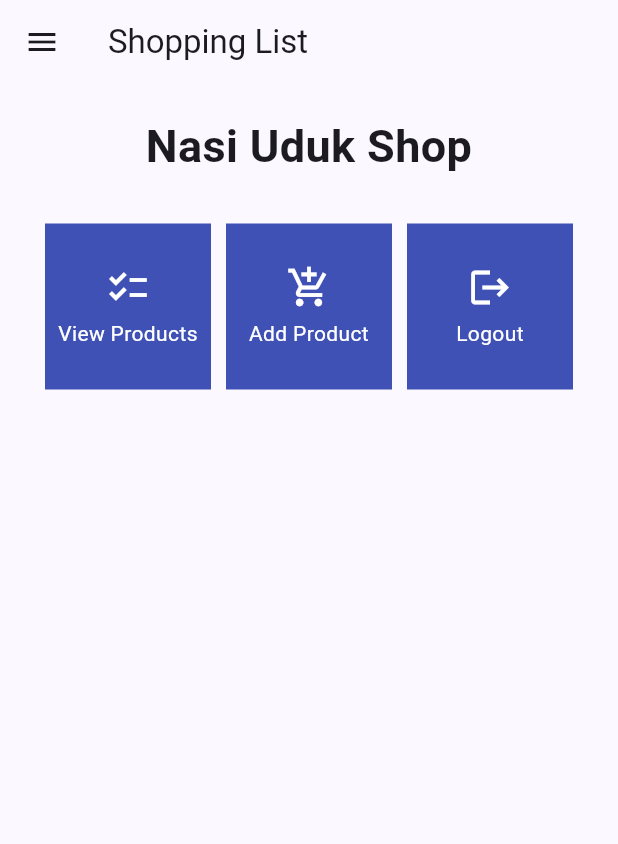
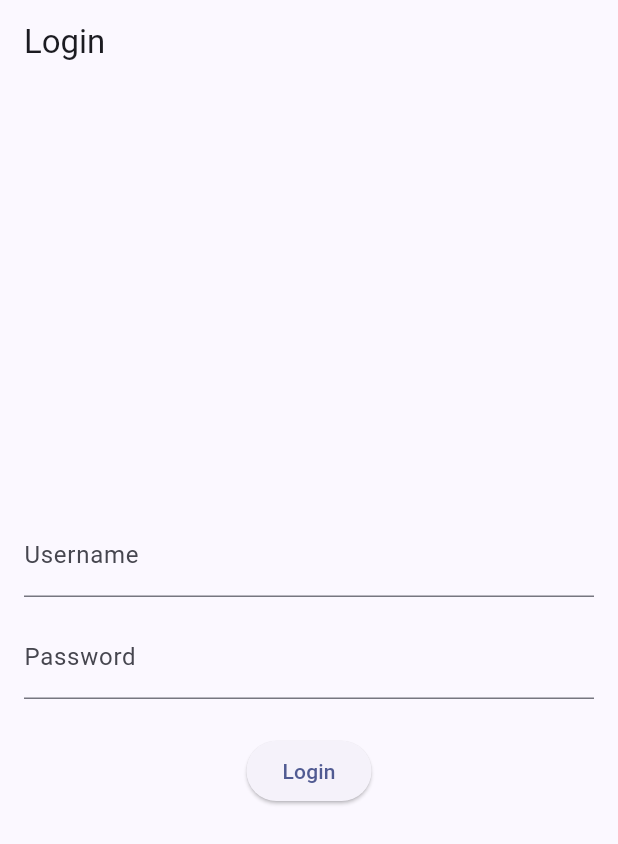
Before and after one commit to goosetea04/shopping-list-flutter, a Flutter app: the screen it shows after launch, on a phone screen of 412 x 824 dp. Shown: the top 844 px of the screen. Run offline on Flutter 3.47's test engine with Material 2 defaults, Android fonts, the phone set to English and light mode, and no system bars; missing offline and left inert: pbp_django_auth.

Commit message:
Tutorial 8 done

```diff
--- a/lib/main.dart
+++ b/lib/main.dart
@@ -1,38 +1,30 @@
 import 'package:flutter/material.dart';
-import 'package:shopping_list/screens/menu.dart';
+import 'package:shopping_list/screens/login.dart';
+import 'package:provider/provider.dart';
+import 'package:pbp_django_auth/pbp_django_auth.dart';
 
 void main() {
   runApp(const MyApp());
 }
 
 class MyApp extends StatelessWidget {
-  const MyApp({super.key});
+  const MyApp({Key? key}) : super(key: key);
 
-  // This widget is the root of your application.
   @override
   Widget build(BuildContext context) {
-    return MaterialApp(
-      title: 'Flutter Demo',
-      theme: ThemeData(
-        // This is the theme of your application.
-        //
-        // TRY THIS: Try running your application with "flutter run". You'll see
-        // the application has a blue toolbar. Then, without quitting the app,
-        // try changing the seedColor in the colorScheme below to Colors.green
-        // and then invoke "hot reload" (save your changes or press the "hot
-        // reload" button in a Flutter-supported IDE, or press "r" if you used
-        // the command line to start the app).
-        //
-        // Notice that the counter didn't reset back to zero; the application
-        // state is not lost during the reload. To reset the state, use hot
-        // restart instead.
-        //
-        // This works for code too, not just values: Most code changes can be
-        // tested with just a hot reload.
-        colorScheme: ColorScheme.fromSeed(seedColor: Colors.indigo),
-        useMaterial3: true,
+    return Provider(
+      create: (_) {
+        CookieRequest request = CookieRequest();
+        return request;
+      },
+      child: MaterialApp(
+        title: 'Flutter App',
+        theme: ThemeData(
+          colorScheme: ColorScheme.fromSeed(seedColor: Colors.indigo),
+          useMaterial3: true,
+        ),
+        home: const LoginPage(),
       ),
-      home: MyHomePage(),
     );
   }
 }
--- /dev/null
+++ b/lib/screens/login.dart
@@ -0,0 +1,114 @@
+import 'package:shopping_list/screens/menu.dart';
+import 'package:flutter/material.dart';
+import 'package:pbp_django_auth/pbp_django_auth.dart';
+import 'package:provider/provider.dart';
+
+void main() {
+  runApp(const LoginApp());
+}
+
+class LoginApp extends StatelessWidget {
+  const LoginApp({super.key});
+
+  @override
+  Widget build(BuildContext context) {
+    return MaterialApp(
+      title: 'Login',
+      theme: ThemeData(
+        primarySwatch: Colors.blue,
+      ),
+      home: const LoginPage(),
+    );
+  }
+}
+
+class LoginPage extends StatefulWidget {
+  const LoginPage({super.key});
+
+  @override
+  _LoginPageState createState() => _LoginPageState();
+}
+
+class _LoginPageState extends State<LoginPage> {
+  final TextEditingController _usernameController = TextEditingController();
+  final TextEditingController _passwordController = TextEditingController();
+
+  @override
+  Widget build(BuildContext context) {
+    final request = context.watch<CookieRequest>();
+    return Scaffold(
+      appBar: AppBar(
+        title: const Text('Login'),
+      ),
+      body: Container(
+        padding: const EdgeInsets.all(16.0),
+        child: Column(
+          mainAxisAlignment: MainAxisAlignment.center,
+          children: [
+            TextField(
+              controller: _usernameController,
+              decoration: const InputDecoration(
+                labelText: 'Username',
+              ),
+            ),
+            const SizedBox(height: 12.0),
+            TextField(
+              controller: _passwordController,
+              decoration: const InputDecoration(
+                labelText: 'Password',
+              ),
+              obscureText: true,
+            ),
+            const SizedBox(height: 24.0),
+            ElevatedButton(
+              onPressed: () async {
+                String username = _usernameController.text;
+                String password = _passwordController.text;
+
+                // Check credentials
+                // TODO: Change the URL and don't forget to add a trailing slash (/) at the end of the URL!
+                // To connect the Android emulator to Django on localhost,
+                // use the URL http://10.0.2.2/
+                final response =
+                    await request.login("http://127.0.0.1:8000/auth/login/", {
+                  'username': username,
+                  'password': password,
+                });
+
+                if (request.loggedIn) {
+                  String message = response['message'];
+                  String uname = response['username'];
+                  Navigator.pushReplacement(
+                    context,
+                    MaterialPageRoute(builder: (context) => MyHomePage()),
+                  );
+                  ScaffoldMessenger.of(context)
+                    ..hideCurrentSnackBar()
+                    ..showSnackBar(
+                        SnackBar(content: Text("$message Welcome, $uname.")));
+                } else {
+                  showDialog(
+                    context: context,
+                    builder: (context) => AlertDialog(
+                      title: const Text('Login Failed'),
+                      content: Text(response['message']),
+                      actions: [
+                        TextButton(
+                          child: const Text('OK'),
+                          onPressed: () {
+                            Navigator.pop(context);
+                          },
+                        ),
+                      ],
+                    ),
+                  );
+                }
+              },
+              child: const Text('Login'),
+            ),
+          ],
+        ),
+      ),
+    );
+  }
+}
--- a/lib/screens/menu.dart
+++ b/lib/screens/menu.dart
@@ -1,4 +1,5 @@
 import 'package:flutter/material.dart';
+// import drawer widget
 import 'package:shopping_list/widgets/left_drawer.dart';
 import 'package:shopping_list/widgets/shop_card.dart';
 
@@ -7,7 +8,7 @@ class MyHomePage extends StatelessWidget {
 
   final List<ShopItem> items = [
     ShopItem("View Products", Icons.checklist),
-    ShopItem("Add Product", Icons.add_shopping_cart),
+    ShopItem("Add Item", Icons.add_shopping_cart),
     ShopItem("Logout", Icons.logout),
   ];
 
@@ -27,7 +28,10 @@ class MyHomePage extends StatelessWidget {
         title: const Text(
           'Shopping List',
         ),
+        backgroundColor: Colors.indigo,
+        foregroundColor: Colors.white,
       ),
+      drawer: const LeftDrawer(),
       body: SingleChildScrollView(
         // Scrolling wrapper widget
         child: Padding(
@@ -37,8 +41,9 @@ class MyHomePage extends StatelessWidget {
             children: <Widget>[
               const Padding(
                 padding: EdgeInsets.only(top: 10.0, bottom: 10.0),
+                // Text widget to display text with center alignment and appropriate style
                 child: Text(
-                  'Nasi Uduk Shop', // Text indicating the shop name
+                  'PBP Shop', // Text indicating the shop name
                   textAlign: TextAlign.center,
                   style: TextStyle(
                     fontSize: 30,
@@ -64,7 +69,6 @@ class MyHomePage extends StatelessWidget {
           ),
         ),
       ),
-      drawer: const LeftDrawer(),
     );
   }
 }
--- a/pubspec.yaml
+++ b/pubspec.yaml
@@ -35,6 +35,9 @@ dependencies:
   # The following adds the Cupertino Icons font to your application.
   # Use with the CupertinoIcons class for iOS style icons.
   cupertino_icons: ^1.0.2
+  provider: ^6.1.1
+  pbp_django_auth: ^0.3.1
+  http: ^0.13.6
 
 dev_dependencies:
   flutter_test:
```
Also changed, not shown: lib/models/product.dart (added, +68 -0 lines), lib/screens/list_product.dart (added, +93 -0 lines), lib/screens/shoplist_form.dart (+35 -28 lines), lib/widgets/left_drawer.dart (+14 -4 lines), lib/widgets/shop_card.dart (+36 -8 lines), pubspec.lock, 2 other files.
